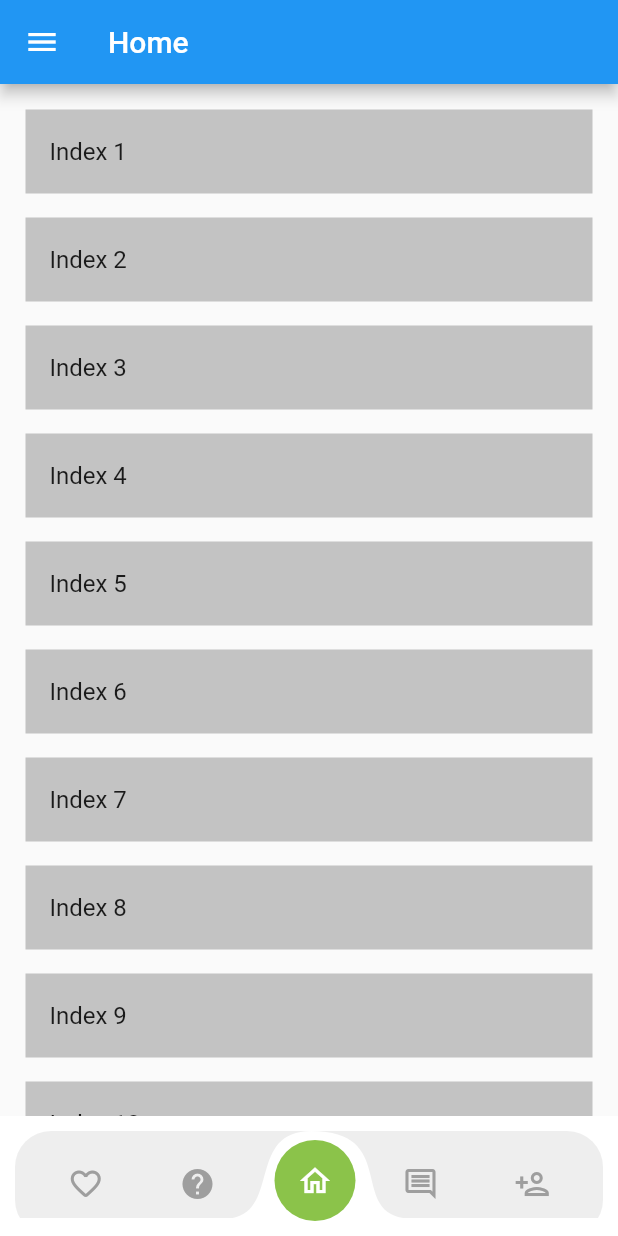
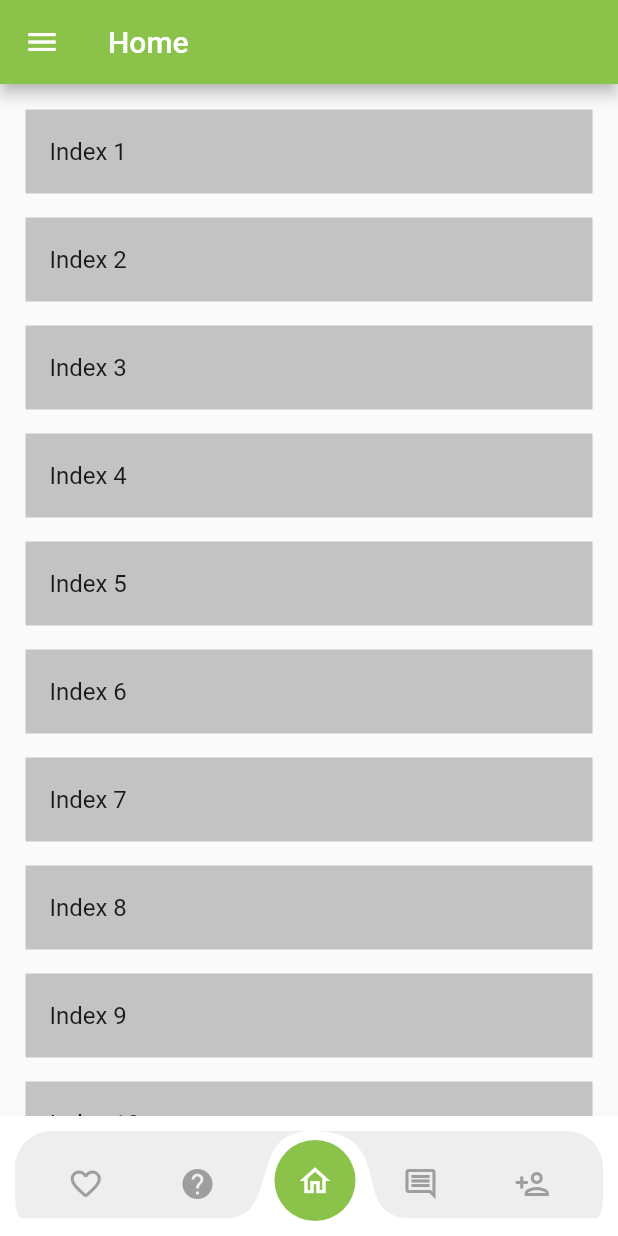
Before and after one commit to samrat19/demo_navigation, a Flutter app: the screen it shows after launch, on a phone screen of 412 x 824 dp. Run offline on Flutter 3.47's test engine with Material 2 defaults, Android fonts, the phone set to English and light mode, and no system bars.

Commit message:
changes app bar color

```diff
--- a/lib/demo_navigation.dart
+++ b/lib/demo_navigation.dart
@@ -50,16 +50,18 @@ class _DemoNavigationState extends State<DemoNavigation> {
           key: _scaffoldKey,
           appBar: handleTitle.currentIndex == 0
               ? AppBar(
+            backgroundColor: Colors.lightGreen,
             title: Text('Favourites'),
           )
               : handleTitle.currentIndex == 1
               ? AppBar(
+            backgroundColor: Colors.lightGreen,
             title: Text('Help'),
           )
               : handleTitle.currentIndex == 3
-              ? AppBar(title: Text('Message'))
+              ? AppBar(title: Text('Message'),backgroundColor: Colors.lightGreen,)
               : handleTitle.currentIndex == 4
-              ? AppBar(title: Text('Profile'))
+              ? AppBar(title: Text('Profile'),backgroundColor: Colors.lightGreen,)
               : AppBar(
             leading: handleTitle.currentScreen ==
                 'home-screen'
@@ -78,6 +80,7 @@ class _DemoNavigationState extends State<DemoNavigation> {
             title: handleTitle.currentScreen == 'home-screen'
                 ? Text('Home')
                 : Text(handleTitle.currentScreen),
+            backgroundColor: Colors.lightGreen,
           ),
           body: AnimatedSwitcher(
             duration: const Duration(milliseconds: 200),
```
